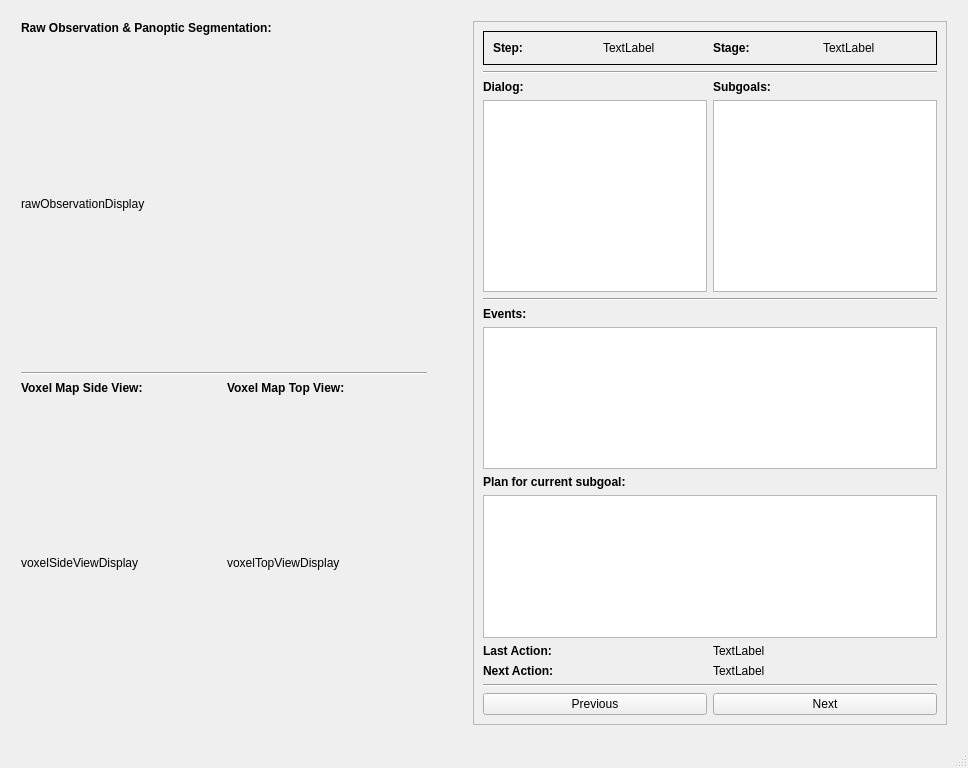
Before: the Qt Designer form mainwindow.ui in sled-group/danli_visualizer, drawn with Qt 5.
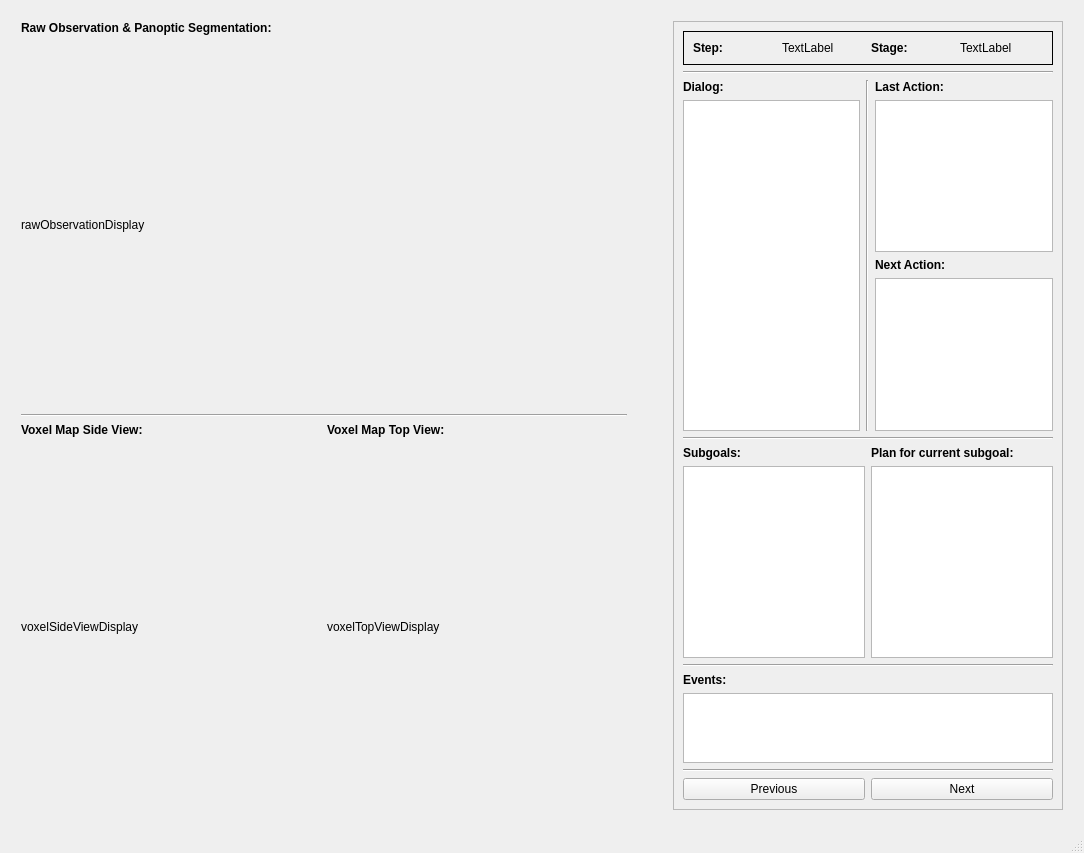
After: the same form once the commit is applied. Custom widgets are drawn as their Qt base class.

Diff of the .ui file:
```diff
--- a/mainwindow.ui
+++ b/mainwindow.ui
@@ -6,8 +6,8 @@
    <rect>
     <x>0</x>
     <y>0</y>
-    <width>968</width>
-    <height>768</height>
+    <width>1084</width>
+    <height>853</height>
    </rect>
   </property>
   <property name="windowTitle">
@@ -68,8 +68,8 @@
             </property>
             <property name="minimumSize">
              <size>
-              <width>200</width>
-              <height>200</height>
+              <width>600</width>
+              <height>300</height>
              </size>
             </property>
             <property name="text">
@@ -113,8 +113,8 @@
               </property>
               <property name="minimumSize">
                <size>
-                <width>200</width>
-                <height>200</height>
+                <width>300</width>
+                <height>300</height>
                </size>
               </property>
               <property name="text">
@@ -149,8 +149,8 @@
               </property>
               <property name="minimumSize">
                <size>
-                <width>200</width>
-                <height>200</height>
+                <width>300</width>
+                <height>300</height>
                </size>
               </property>
               <property name="text">
@@ -263,6 +263,91 @@
             </layout>
            </item>
            <item>
+            <widget class="Line" name="line_6">
+             <property name="orientation">
+              <enum>Qt::Vertical</enum>
+             </property>
+            </widget>
+           </item>
+           <item>
+            <layout class="QVBoxLayout" name="verticalLayout_15">
+             <item>
+              <widget class="QLabel" name="label_4">
+               <property name="text">
+                <string>&lt;html&gt;&lt;head/&gt;&lt;body&gt;&lt;p&gt;&lt;span style=&quot; font-weight:700;&quot;&gt;Last Action:&lt;/span&gt;&lt;/p&gt;&lt;/body&gt;&lt;/html&gt;</string>
+               </property>
+              </widget>
+             </item>
+             <item>
+              <widget class="QTextBrowser" name="last_action_textBrowser">
+               <property name="sizePolicy">
+                <sizepolicy hsizetype="Preferred" vsizetype="Maximum">
+                 <horstretch>0</horstretch>
+                 <verstretch>0</verstretch>
+                </sizepolicy>
+               </property>
+              </widget>
+             </item>
+             <item>
+              <spacer name="verticalSpacer_3">
+               <property name="orientation">
+                <enum>Qt::Vertical</enum>
+               </property>
+               <property name="sizeHint" stdset="0">
+                <size>
+                 <width>20</width>
+                 <height>40</height>
+                </size>
+               </property>
+              </spacer>
+             </item>
+             <item>
+              <widget class="QLabel" name="label_3">
+               <property name="text">
+                <string>&lt;html&gt;&lt;head/&gt;&lt;body&gt;&lt;p&gt;&lt;span style=&quot; font-weight:700;&quot;&gt;Next Action:&lt;/span&gt;&lt;/p&gt;&lt;/body&gt;&lt;/html&gt;</string>
+               </property>
+               <property name="textFormat">
+                <enum>Qt::AutoText</enum>
+               </property>
+              </widget>
+             </item>
+             <item>
+              <widget class="QTextBrowser" name="action_to_take_textBrowser">
+               <property name="sizePolicy">
+                <sizepolicy hsizetype="Preferred" vsizetype="Preferred">
+                 <horstretch>0</horstretch>
+                 <verstretch>0</verstretch>
+                </sizepolicy>
+               </property>
+              </widget>
+             </item>
+             <item>
+              <spacer name="verticalSpacer">
+               <property name="orientation">
+                <enum>Qt::Vertical</enum>
+               </property>
+               <property name="sizeHint" stdset="0">
+                <size>
+                 <width>20</width>
+                 <height>40</height>
+                </size>
+               </property>
+              </spacer>
+             </item>
+            </layout>
+           </item>
+          </layout>
+         </item>
+         <item>
+          <widget class="Line" name="line_2">
+           <property name="orientation">
+            <enum>Qt::Horizontal</enum>
+           </property>
+          </widget>
+         </item>
+         <item>
+          <layout class="QHBoxLayout" name="horizontalLayout_9">
+           <item>
             <layout class="QVBoxLayout" name="verticalLayout_4">
              <item>
               <widget class="QLabel" name="label">
@@ -279,6 +364,33 @@
                  <verstretch>0</verstretch>
                 </sizepolicy>
                </property>
+               <property name="minimumSize">
+                <size>
+                 <width>158</width>
+                 <height>0</height>
+                </size>
+               </property>
+              </widget>
+             </item>
+            </layout>
+           </item>
+           <item>
+            <layout class="QVBoxLayout" name="verticalLayout_13">
+             <item>
+              <widget class="QLabel" name="label_2">
+               <property name="text">
+                <string>&lt;html&gt;&lt;head/&gt;&lt;body&gt;&lt;p&gt;&lt;span style=&quot; font-weight:700;&quot;&gt;Plan for current subgoal:&lt;/span&gt;&lt;/p&gt;&lt;/body&gt;&lt;/html&gt;</string>
+               </property>
+              </widget>
+             </item>
+             <item>
+              <widget class="QTextBrowser" name="plan_textBrowser">
+               <property name="sizePolicy">
+                <sizepolicy hsizetype="Preferred" vsizetype="MinimumExpanding">
+                 <horstretch>0</horstretch>
+                 <verstretch>0</verstretch>
+                </sizepolicy>
+               </property>
               </widget>
              </item>
             </layout>
@@ -286,7 +398,7 @@
           </layout>
          </item>
          <item>
-          <widget class="Line" name="line_2">
+          <widget class="Line" name="line_5">
            <property name="orientation">
             <enum>Qt::Horizontal</enum>
            </property>
@@ -302,23 +414,6 @@
          <item>
           <widget class="QTextBrowser" name="events_textBrowser">
            <property name="sizePolicy">
-            <sizepolicy hsizetype="Preferred" vsizetype="Expanding">
-             <horstretch>0</horstretch>
-             <verstretch>0</verstretch>
-            </sizepolicy>
-           </property>
-          </widget>
-         </item>
-         <item>
-          <widget class="QLabel" name="label_2">
-           <property name="text">
-            <string>&lt;html&gt;&lt;head/&gt;&lt;body&gt;&lt;p&gt;&lt;span style=&quot; font-weight:700;&quot;&gt;Plan for current subgoal:&lt;/span&gt;&lt;/p&gt;&lt;/body&gt;&lt;/html&gt;</string>
-           </property>
-          </widget>
-         </item>
-         <item>
-          <widget class="QTextBrowser" name="plan_textBrowser">
-           <property name="sizePolicy">
             <sizepolicy hsizetype="Preferred" vsizetype="Preferred">
              <horstretch>0</horstretch>
              <verstretch>0</verstretch>
@@ -326,45 +421,6 @@
            </property>
           </widget>
          </item>
-         <item>
-          <layout class="QHBoxLayout" name="horizontalLayout_7">
-           <item>
-            <widget class="QLabel" name="label_4">
-             <property name="text">
-              <string>&lt;html&gt;&lt;head/&gt;&lt;body&gt;&lt;p&gt;&lt;span style=&quot; font-weight:700;&quot;&gt;Last Action:&lt;/span&gt;&lt;/p&gt;&lt;/body&gt;&lt;/html&gt;</string>
-             </property>
-            </widget>
-           </item>
-           <item>
-            <widget class="QLabel" name="last_action_label">
-             <property name="text">
-              <string>TextLabel</string>
-             </property>
-            </widget>
-           </item>
-          </layout>
-         </item>
-         <item>
-          <layout class="QHBoxLayout" name="horizontalLayout_6">
-           <item>
-            <widget class="QLabel" name="label_3">
-             <property name="text">
-              <string>&lt;html&gt;&lt;head/&gt;&lt;body&gt;&lt;p&gt;&lt;span style=&quot; font-weight:700;&quot;&gt;Next Action:&lt;/span&gt;&lt;/p&gt;&lt;/body&gt;&lt;/html&gt;</string>
-             </property>
-             <property name="textFormat">
-              <enum>Qt::AutoText</enum>
-             </property>
-            </widget>
-           </item>
-           <item>
-            <widget class="QLabel" name="action_to_take_label">
-             <property name="text">
-              <string>TextLabel</string>
-             </property>
-            </widget>
-           </item>
-          </layout>
-         </item>
          <item>
           <widget class="Line" name="line">
            <property name="orientation">
```
Left out of the diff: 4 changed lines with no effect on the pictures.
